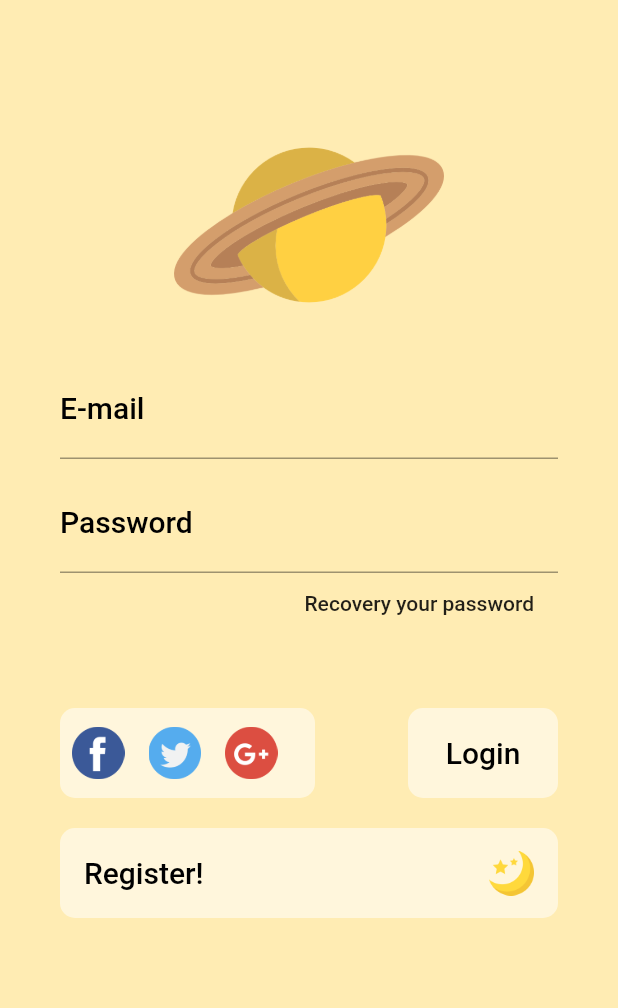
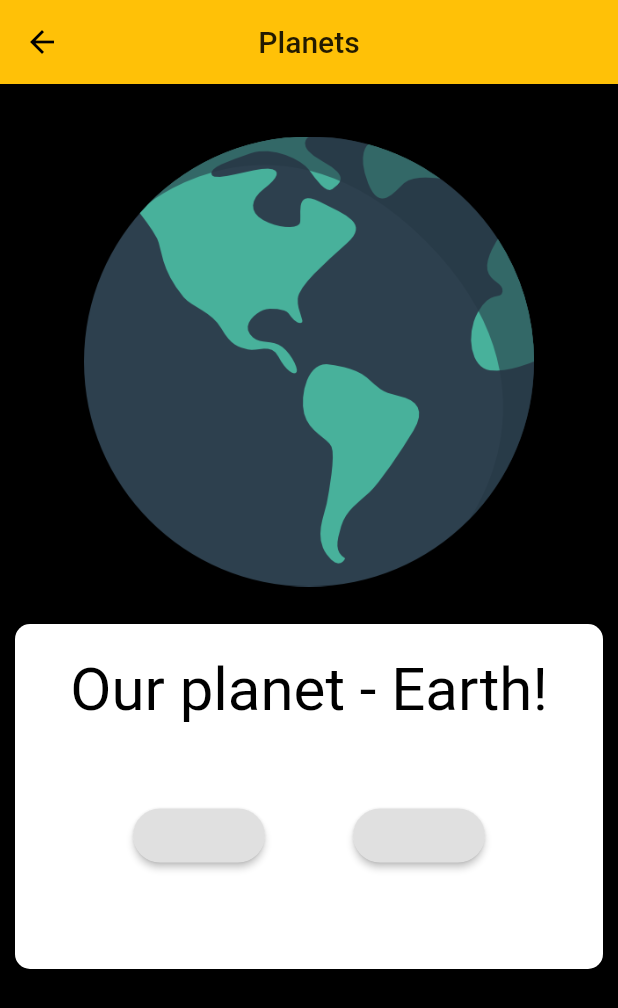
Before and after one commit to juliobonon/Astrodono, a Flutter app: the screen it shows after launch, after a tap on "Login", on a phone screen of 412 x 824 dp. Shown: the top 1008 px of the screen. Run offline on Flutter 3.47's test engine with Material 2 defaults, Android fonts, the phone set to English and light mode, and no system bars; missing offline and left inert: flutter_country_picker.

Commit message:
add folder structure fixes and homePage.dart

```diff
--- /dev/null
+++ b/lib/Content/homePage.dart
@@ -0,0 +1,73 @@
+import 'package:flutter/material.dart';
+
+class HomePage extends StatefulWidget {
+  @override
+  _HomePageState createState() => _HomePageState();
+}
+
+class _HomePageState extends State<HomePage> {
+  @override
+  Widget build(BuildContext context) {
+    return Scaffold(
+      appBar: AppBar(
+        title: Text("Planets"),
+        centerTitle: true,
+      ),
+      body: Container(
+        padding: EdgeInsets.only(
+          top: 10,
+          left: 10,
+          right: 10,
+        ),
+        decoration: BoxDecoration(
+          color: Colors.black,
+        ),
+        child: Container(
+          child: Column(
+            children: <Widget>[
+              Container(
+                height: 350,
+                child: Container(
+                  height: 200,
+                  width: 300,
+                  child: Image.asset('imgs/internet.png'),
+                ),
+              ),
+              Container(
+                decoration: BoxDecoration(
+                    color: Colors.white,
+                    borderRadius: BorderRadius.circular(10)),
+                height: 230,
+                padding: EdgeInsets.all(20),
+                child: Column(
+                  children: <Widget>[
+                    Text("Our planet - Earth!",
+                    style: TextStyle(fontSize: 40.0, color: Colors.black),
+                    textAlign: TextAlign.center,
+                    ),
+                    SizedBox(height: 50),
+                    Row(
+                      mainAxisAlignment: MainAxisAlignment.spaceEvenly,
+                      children: <Widget>[
+                        RaisedButton(
+                          shape: RoundedRectangleBorder(
+                              borderRadius: BorderRadius.circular(18.0)),
+                          onPressed: () {},
+                        ),
+                        RaisedButton(
+                          shape: RoundedRectangleBorder(
+                              borderRadius: BorderRadius.circular(18.0)),
+                          onPressed: () {},
+                        ),
+                      ],
+                    ),
+                  ],
+                ),
+              )
+            ],
+          ),
+        ),
+      ),
+    );
+  }
+}
--- a/lib/UI/Register.dart
+++ b/lib/LoginPage/Register.dart
@@ -99,7 +99,7 @@ class _RegisterPageState extends State<RegisterPage> {
                 Row(
                   children: <Widget>[
                     Container(
-                      height: 40,
+                      height: 50,
                       width: 70,
                       decoration: BoxDecoration(
                         color: Colors.white,
--- a/lib/UI/home.dart
+++ b/lib/LoginPage/login.dart
@@ -1,6 +1,7 @@
 import 'package:flutter/material.dart';
-import 'package:easy_astronomy/UI/passwordReset.dart';
-import 'package:easy_astronomy/UI/Register.dart';
+import 'package:easy_astronomy/LoginPage/passwordReset.dart';
+import 'package:easy_astronomy/LoginPage/Register.dart';
+import 'package:easy_astronomy/Content/homePage.dart';
 
 class LoginPage extends StatelessWidget {
   @override
@@ -64,21 +65,16 @@ class LoginPage extends StatelessWidget {
                 ),
               ),
               SizedBox(
-                height: 50,
+                height: 20,
               ),
-              SizedBox(
-                child: Row(
-                  mainAxisAlignment: MainAxisAlignment.spaceBetween,
-                  children: <Widget>[
               Container(
-                      decoration: BoxDecoration(color: Colors.white54,
-                      borderRadius: BorderRadius.all(
-                        Radius.circular(10)
-                      )
-                      ),
+                decoration: BoxDecoration(
+                    color: Colors.white54,
+                    borderRadius: BorderRadius.all(Radius.circular(10))),
                 width: 170,
                 height: 60,
                 child: Row(
+                  mainAxisAlignment: MainAxisAlignment.center,
                   children: <Widget>[
                     IconButton(
                       iconSize: 35,
@@ -98,49 +94,50 @@ class LoginPage extends StatelessWidget {
                   ],
                 ),
               ),
+              SizedBox(
+                height: 10,
+              ),
               Container(
                 width: 100,
                 height: 60,
                 decoration: BoxDecoration(
                   color: Colors.white54,
-                        borderRadius: BorderRadius.all(
-                          Radius.circular(10)
+                  borderRadius: BorderRadius.all(Radius.circular(10)),
                 ),
-                          ),
-
                 child: Row(
                   mainAxisAlignment: MainAxisAlignment.center,
                   children: <Widget>[
                     SizedBox(
                       child: FlatButton(
-                              onPressed: () {},
+                        onPressed: () {
+                          Navigator.push(
+                              context,
+                              MaterialPageRoute(
+                                builder: (context) => HomePage(),
+                              ));
+                        },
                         child: Text("Login",
-                              style: TextStyle(color: Colors.black, fontSize: 20)),
-                            ),
-                          )
-                        ],
+                            style:
+                                TextStyle(color: Colors.black, fontSize: 20)),
                       ),
                     )
                   ],
                 ),
               ),
-              SizedBox(height: 20),
+              SizedBox(height: 10),
               SizedBox(
                 child: Container(
                   height: 60,
                   decoration: BoxDecoration(
                       color: Colors.white54,
-                    borderRadius: BorderRadius.all(
-                      Radius.circular(10)
-                    )
-                  ),
-
+                      borderRadius: BorderRadius.all(Radius.circular(10))),
                   child: FlatButton(
                     child: Row(
                       mainAxisAlignment: MainAxisAlignment.spaceBetween,
                       children: <Widget>[
                         Container(
-                          child:  Text("Register!",
+                          child: Text(
+                            "Register!",
                             style: TextStyle(color: Colors.black, fontSize: 20),
                           ),
                         ),
@@ -148,16 +145,13 @@ class LoginPage extends StatelessWidget {
                           width: 30,
                           child: Image.asset('imgs/moon2.png'),
                         )
-
-
                       ],
                     ),
                     onPressed: () {
                       Navigator.push(
                           context,
                           MaterialPageRoute(
-                          builder: (context) => RegisterPage()
-                        ));
+                              builder: (context) => RegisterPage()));
                     },
                   ),
                 ),
--- a/lib/main.dart
+++ b/lib/main.dart
@@ -1,5 +1,5 @@
 import 'package:flutter/material.dart';
-import 'package:easy_astronomy/UI/home.dart';
+import 'package:easy_astronomy/LoginPage/login.dart';
 
 void main() => runApp(MyApp());
 
```
Also changed, not shown: imgs/internet.png (added), imgs/planet-earth.png (added), lib/LoginPage/passwordReset.dart (renamed from lib/UI/passwordReset.dart). Lines whose indentation alone changed are shown as unchanged.
